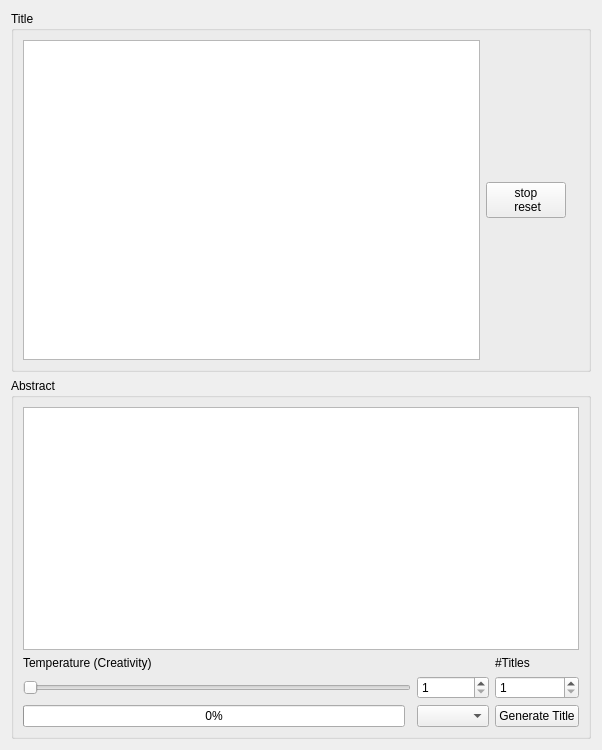
First picture: the form in gui/src/interface.ui, repository mhueppe/machineLearningProject_jaNoMi, before the edit.
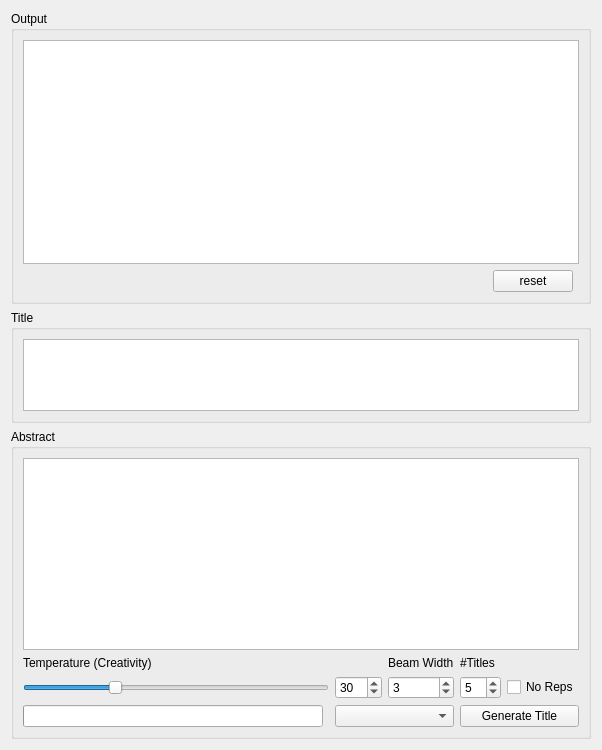
Second picture: the form after the edit.

What changed in the file:
```diff
--- a/gui/src/interface.ui
+++ b/gui/src/interface.ui
@@ -14,69 +14,86 @@
    <string>Form</string>
   </property>
   <layout class="QGridLayout" name="gridLayout">
-   <item row="0" column="0">
-    <widget class="QGroupBox" name="groupBox_2">
-     <property name="title">
-      <string>Title</string>
-     </property>
-     <layout class="QHBoxLayout" name="horizontalLayout_2">
-      <item>
-       <widget class="QListWidget" name="listWidget_titles"/>
-      </item>
-      <item>
-       <layout class="QVBoxLayout" name="verticalLayout">
-        <item>
-         <widget class="QPushButton" name="pushButton_stop">
-          <property name="text">
-           <string>stop
- reset</string>
-          </property>
-         </widget>
-        </item>
-       </layout>
-      </item>
-      <item>
-       <widget class="QLabel" name="label_title">
-        <property name="text">
-         <string/>
-        </property>
-        <property name="wordWrap">
-         <bool>true</bool>
-        </property>
-       </widget>
-      </item>
-     </layout>
-    </widget>
-   </item>
    <item row="2" column="0">
+    <widget class="QGroupBox" name="groupBox_3">
+     <property name="title">
+      <string>Title</string>
+     </property>
+     <layout class="QVBoxLayout" name="verticalLayout_2">
+      <item>
+       <widget class="QTextBrowser" name="textBrowser_title">
+        <property name="sizePolicy">
+         <sizepolicy hsizetype="Minimum" vsizetype="Maximum">
+          <horstretch>0</horstretch>
+          <verstretch>0</verstretch>
+         </sizepolicy>
+        </property>
+        <property name="toolTip">
+         <string>&lt;html&gt;&lt;head/&gt;&lt;body&gt;&lt;p&gt;Here the currently selected title is displayed. &lt;br/&gt;The sum of all cross attention heads in the last decoder layer are &lt;br/&gt;displayed to show the attention mechanism of the model.&lt;/p&gt;&lt;/body&gt;&lt;/html&gt;</string>
+        </property>
+        <property name="sizeAdjustPolicy">
+         <enum>QAbstractScrollArea::AdjustToContents</enum>
+        </property>
+       </widget>
+      </item>
+     </layout>
+    </widget>
+   </item>
+   <item row="3" column="0">
     <widget class="QGroupBox" name="groupBox">
      <property name="title">
       <string>Abstract</string>
      </property>
      <layout class="QGridLayout" name="gridLayout_2">
+      <item row="5" column="3">
+       <widget class="QLabel" name="label">
+        <property name="text">
+         <string>Beam Width</string>
+        </property>
+       </widget>
+      </item>
+      <item row="7" column="2" colspan="2">
+       <widget class="QComboBox" name="comboBox_modelType"/>
+      </item>
+      <item row="6" column="3">
+       <widget class="QSpinBox" name="spinBox_beam_width">
+        <property name="minimum">
+         <number>1</number>
+        </property>
+        <property name="maximum">
+         <number>10</number>
+        </property>
+        <property name="value">
+         <number>3</number>
+        </property>
+       </widget>
+      </item>
+      <item row="7" column="0">
+       <widget class="QProgressBar" name="progressBar">
+        <property name="value">
+         <number>0</number>
+        </property>
+        <property name="textVisible">
+         <bool>false</bool>
+        </property>
+       </widget>
+      </item>
       <item row="6" column="0" colspan="2">
        <widget class="QSlider" name="horizontalSlider_temperature">
         <property name="minimum">
          <number>1</number>
         </property>
         <property name="maximum">
-         <number>200</number>
+         <number>100</number>
+        </property>
+        <property name="value">
+         <number>30</number>
         </property>
         <property name="orientation">
          <enum>Qt::Horizontal</enum>
         </property>
        </widget>
       </item>
-      <item row="6" column="3">
-       <widget class="QSpinBox" name="spinBox_number_titles">
-        <property name="minimum">
-         <number>1</number>
-        </property>
-        <property name="maximum">
-         <number>16</number>
-        </property>
-       </widget>
-      </item>
       <item row="5" column="0">
        <widget class="QLabel" name="label_temperature">
         <property name="text">
@@ -84,14 +101,20 @@
         </property>
        </widget>
       </item>
-      <item row="7" column="0">
-       <widget class="QProgressBar" name="progressBar">
+      <item row="6" column="4">
+       <widget class="QSpinBox" name="spinBox_number_titles">
+        <property name="minimum">
+         <number>1</number>
+        </property>
+        <property name="maximum">
+         <number>20</number>
+        </property>
         <property name="value">
-         <number>0</number>
+         <number>5</number>
         </property>
        </widget>
       </item>
-      <item row="5" column="3">
+      <item row="5" column="4">
        <widget class="QLabel" name="label_number_titles">
         <property name="text">
          <string>#Titles</string>
@@ -104,27 +127,76 @@
          <number>1</number>
         </property>
         <property name="maximum">
-         <number>200</number>
+         <number>100</number>
+        </property>
+        <property name="value">
+         <number>30</number>
         </property>
        </widget>
       </item>
-      <item row="7" column="2">
-       <widget class="QComboBox" name="comboBox_modelType"/>
-      </item>
-      <item row="7" column="3">
-       <widget class="QPushButton" name="pushButton_enter">
+      <item row="6" column="5">
+       <widget class="QCheckBox" name="checkBox_no_reps">
+        <property name="toolTip">
+         <string>When this is clicked no repetition in the title are allowed </string>
+        </property>
         <property name="text">
-         <string>Generate Title</string>
+         <string>No Reps</string>
         </property>
        </widget>
       </item>
-      <item row="4" column="0" colspan="4">
+      <item row="4" column="0" colspan="6">
        <widget class="QTextBrowser" name="textBrowser_abstract">
         <property name="cursor" stdset="0">
          <cursorShape>IBeamCursor</cursorShape>
         </property>
         <property name="readOnly">
          <bool>false</bool>
+        </property>
+       </widget>
+      </item>
+      <item row="7" column="4" colspan="2">
+       <widget class="QPushButton" name="pushButton_enter">
+        <property name="text">
+         <string>Generate Title</string>
+        </property>
+       </widget>
+      </item>
+     </layout>
+    </widget>
+   </item>
+   <item row="0" column="0">
+    <widget class="QGroupBox" name="groupBox_2">
+     <property name="title">
+      <string>Output</string>
+     </property>
+     <layout class="QGridLayout" name="gridLayout_3">
+      <item row="0" column="0" colspan="3">
+       <widget class="QListWidget" name="listWidget_titles">
+        <property name="toolTip">
+         <string>&lt;html&gt;&lt;head/&gt;&lt;body&gt;&lt;p&gt;This is the output of the model. It's a live view of the beam search. &lt;/p&gt;&lt;p&gt;The top n beams are visible here.&lt;/p&gt;&lt;p&gt;Often the beam search finds the best options early one but still exploring the search space till the end. &lt;/p&gt;&lt;p&gt;This might result in the final attentions taking a while to display.&lt;/p&gt;&lt;/body&gt;&lt;/html&gt;</string>
+        </property>
+        <property name="sizeAdjustPolicy">
+         <enum>QAbstractScrollArea::AdjustToContents</enum>
+        </property>
+       </widget>
+      </item>
+      <item row="1" column="0">
+       <spacer name="horizontalSpacer">
+        <property name="orientation">
+         <enum>Qt::Horizontal</enum>
+        </property>
+        <property name="sizeHint" stdset="0">
+         <size>
+          <width>40</width>
+          <height>20</height>
+         </size>
+        </property>
+       </spacer>
+      </item>
+      <item row="1" column="1">
+       <widget class="QPushButton" name="pushButton_stop">
+        <property name="text">
+         <string>reset</string>
         </property>
        </widget>
       </item>
```
Left out of the diff: 3 changed lines with no effect on the pictures.
